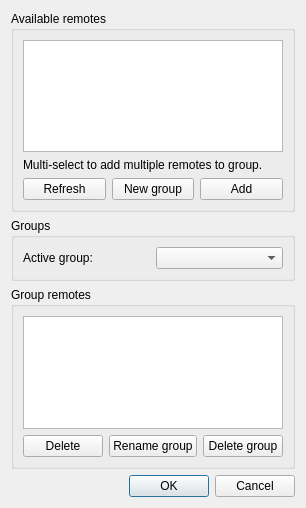
This is player/NymphCastPlayer/remotes.ui in MayaPosch/NymphCast as Qt 5 draws it before an edit. The edited form follows.
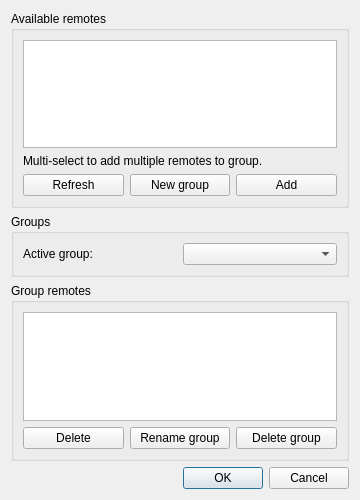
This is the edited form. Icons and pictures are not drawn.

Commit message: Set preferred sizing for remotes dialogue.

What changed in the file:
```diff
--- a/player/NymphCastPlayer/remotes.ui
+++ b/player/NymphCastPlayer/remotes.ui
@@ -6,10 +6,16 @@
    <rect>
     <x>0</x>
     <y>0</y>
-    <width>282</width>
-    <height>508</height>
+    <width>360</width>
+    <height>500</height>
    </rect>
   </property>
+  <property name="minimumSize">
+   <size>
+    <width>360</width>
+    <height>500</height>
+   </size>
+  </property>
   <property name="windowTitle">
    <string>Manage receiver groups</string>
   </property>
@@ -136,6 +142,18 @@
    </item>
    <item>
     <widget class="QDialogButtonBox" name="buttonBox">
+     <property name="sizePolicy">
+      <sizepolicy hsizetype="Expanding" vsizetype="Expanding">
+       <horstretch>0</horstretch>
+       <verstretch>0</verstretch>
+      </sizepolicy>
+     </property>
+     <property name="minimumSize">
+      <size>
+       <width>300</width>
+       <height>0</height>
+      </size>
+     </property>
      <property name="orientation">
       <enum>Qt::Horizontal</enum>
      </property>
```
